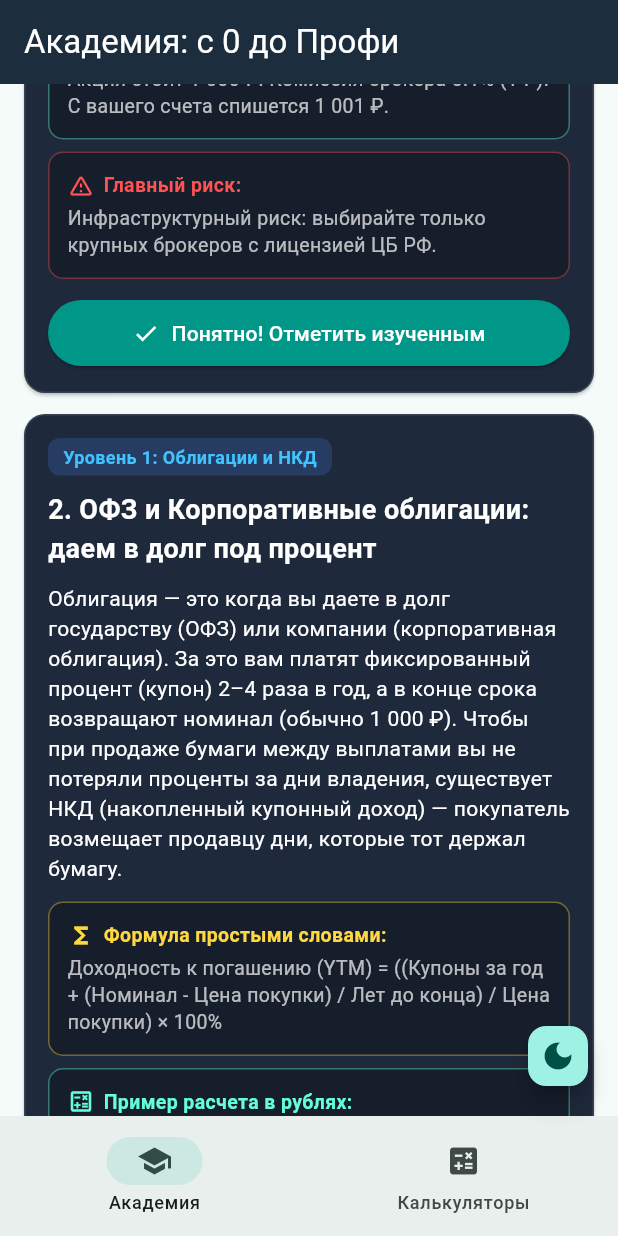
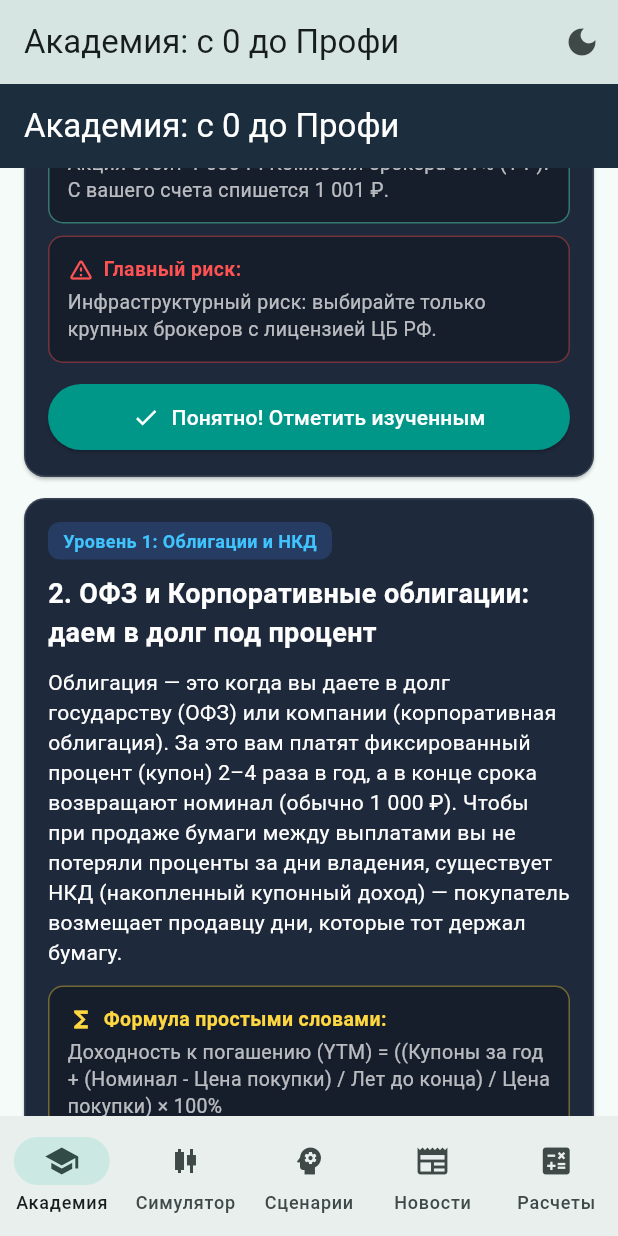
Before and after one commit to apriory50-create/invest_trainer_2, a Flutter app: the screen it shows after launch, scrolled down 576 dp, after a tap on the "light mode" icon, on a phone screen of 412 x 824 dp. Run offline on Flutter 3.47's test engine with Material 3 defaults, Android fonts, the phone set to English and light mode, and no system bars.

Commit message:
Update main.dart

```diff
--- a/lib/main.dart
+++ b/lib/main.dart
@@ -1,5 +1,8 @@
 import 'package:flutter/material.dart';
+import 'real_investor_sim.dart';
+import 'news_screen.dart';
 import 'academy_screen.dart';
+import 'scenarios_screen.dart';
 import 'calculators_screen.dart';
 
 void main() {
@@ -17,10 +20,26 @@ class _InvestTrainerAppState extends State<InvestTrainerApp> {
   ThemeMode _themeMode = ThemeMode.dark;
   int _tabIndex = 0;
 
+  final List<String> _titles = const [
+    'Академия: с 0 до Профи',
+    'Симулятор Инвестора',
+    'Рыночные Сценарии',
+    'Разбор Новостей',
+    'Калькуляторы',
+  ];
+
+  final List<Widget> _screens = const [
+    AcademyScreen(),
+    RealInvestorSimScreen(),
+    ScenariosScreen(),
+    NewsScreen(),
+    CalculatorsScreen(),
+  ];
+
   @override
   Widget build(BuildContext context) {
     return MaterialApp(
-      title: 'Тренажер Инвестора',
+      title: 'Инвест-Тренер Профи',
       debugShowCheckedModeBanner: false,
       themeMode: _themeMode,
       theme: ThemeData(
@@ -34,26 +53,37 @@ class _InvestTrainerAppState extends State<InvestTrainerApp> {
         brightness: Brightness.dark,
       ),
       home: Scaffold(
-        body: _tabIndex == 0 ? const AcademyScreen() : const CalculatorsScreen(),
+        appBar: AppBar(
+          title: Text(_titles[_tabIndex]),
+          actions: [
+            IconButton(
+              tooltip: 'Сменить тему',
+              icon: Icon(
+                _themeMode == ThemeMode.dark ? Icons.light_mode : Icons.dark_mode,
+              ),
+              onPressed: () {
+                setState(() {
+                  _themeMode =
+                      _themeMode == ThemeMode.dark ? ThemeMode.light : ThemeMode.dark;
+                });
+              },
+            ),
+          ],
+        ),
+        body: IndexedStack(
+          index: _tabIndex,
+          children: _screens,
+        ),
         bottomNavigationBar: NavigationBar(
           selectedIndex: _tabIndex,
           onDestinationSelected: (i) => setState(() => _tabIndex = i),
           destinations: const [
             NavigationDestination(icon: Icon(Icons.school), label: 'Академия'),
-            NavigationDestination(icon: Icon(Icons.calculate), label: 'Калькуляторы'),
+            NavigationDestination(icon: Icon(Icons.candlestick_chart), label: 'Симулятор'),
+            NavigationDestination(icon: Icon(Icons.psychology), label: 'Сценарии'),
+            NavigationDestination(icon: Icon(Icons.newspaper), label: 'Новости'),
+            NavigationDestination(icon: Icon(Icons.calculate), label: 'Расчеты'),
           ],
-        ),
-        floatingActionButton: FloatingActionButton.small(
-          tooltip: 'Сменить тему',
-          onPressed: () {
-            setState(() {
-              _themeMode =
-                  _themeMode == ThemeMode.dark ? ThemeMode.light : ThemeMode.dark;
-            });
-          },
-          child: Icon(
-            _themeMode == ThemeMode.dark ? Icons.light_mode : Icons.dark_mode,
-          ),
         ),
       ),
     );
```
